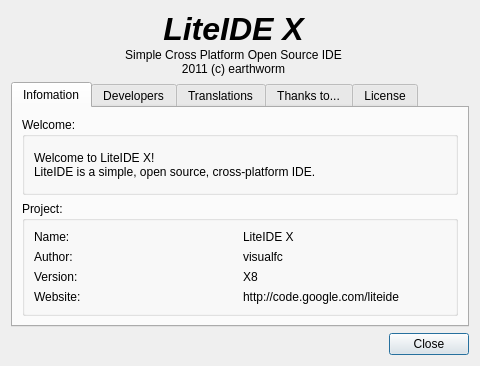
This is liteidex/src/liteapp/aboutdialog.ui in seanxyh/liteide as Qt 5 draws it before an edit. The edited form follows.
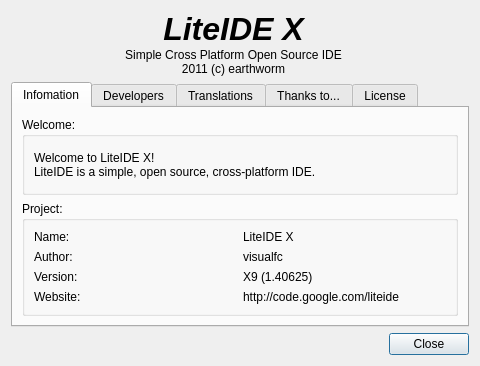
This is the edited form. Icons and pictures are not drawn.

```diff
--- a/liteidex/src/liteapp/aboutdialog.ui
+++ b/liteidex/src/liteapp/aboutdialog.ui
@@ -262,7 +262,7 @@
           <item row="2" column="1">
            <widget class="QLabel" name="label_16">
             <property name="text">
-             <string notr="true">X8</string>
+             <string notr="true">X9 (1.40625)</string>
             </property>
            </widget>
           </item>
```
Left out of the diff: 4 changed lines with no effect on the pictures.
